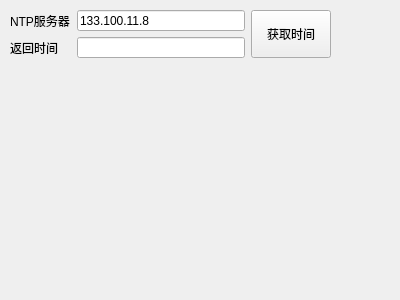
Qt form ntpclient/frmntpclient.ui (feiyangqingyun/QWidgetDemo) before a commit.
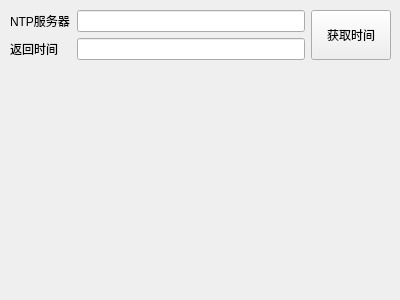
The same form after that commit.

Commit message: 修正大量demo

```diff
--- a/ntpclient/frmntpclient.ui
+++ b/ntpclient/frmntpclient.ui
@@ -13,13 +13,13 @@
   <property name="windowTitle">
    <string>Form</string>
   </property>
-  <widget class="QWidget" name="">
+  <widget class="QWidget" name="layoutWidget">
    <property name="geometry">
     <rect>
      <x>10</x>
      <y>10</y>
-     <width>321</width>
-     <height>48</height>
+     <width>381</width>
+     <height>51</height>
     </rect>
    </property>
    <layout class="QGridLayout" name="gridLayout">
@@ -33,7 +33,7 @@
     <item row="0" column="1">
      <widget class="QLineEdit" name="txtNtpIP">
       <property name="text">
-       <string>133.100.11.8</string>
+       <string/>
       </property>
      </widget>
     </item>
```
The commit also changes 1 other file.
